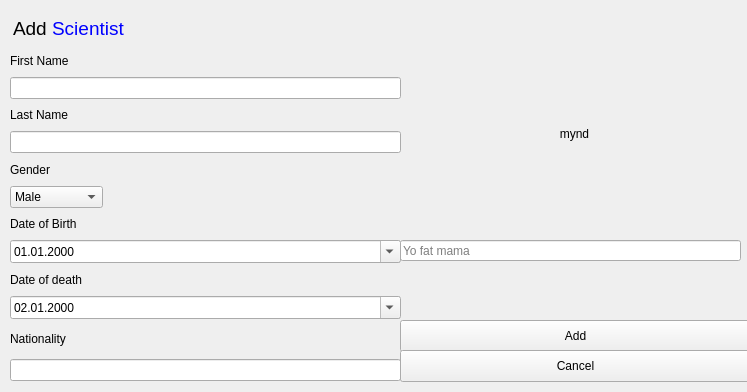
Qt form ui/scientistdialog.ui (VLN-H7/Skil3) before a commit.
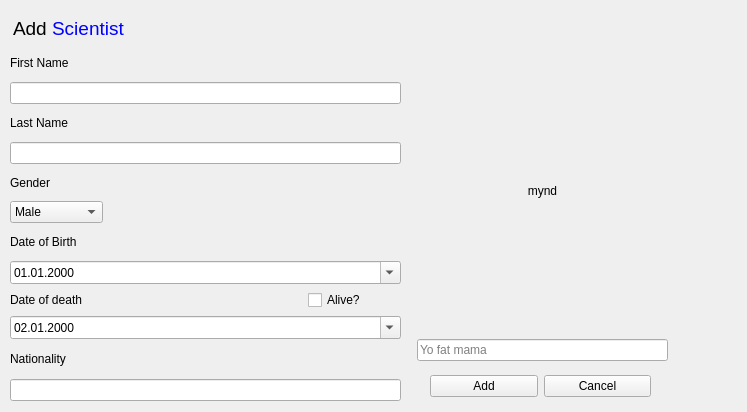
The same form after that commit.

Diff of the .ui file:
```diff
--- a/ui/scientistdialog.ui
+++ b/ui/scientistdialog.ui
@@ -7,63 +7,18 @@
     <x>0</x>
     <y>0</y>
     <width>747</width>
-    <height>392</height>
+    <height>412</height>
    </rect>
   </property>
   <property name="minimumSize">
    <size>
     <width>400</width>
-    <height>300</height>
+    <height>320</height>
    </size>
   </property>
   <property name="windowTitle">
    <string>ScientistDialog</string>
   </property>
-  <widget class="QPushButton" name="btnAdd">
-   <property name="geometry">
-    <rect>
-     <x>400</x>
-     <y>320</y>
-     <width>351</width>
-     <height>32</height>
-    </rect>
-   </property>
-   <property name="text">
-    <string>Add</string>
-   </property>
-   <property name="autoDefault">
-    <bool>false</bool>
-   </property>
-  </widget>
-  <widget class="QPushButton" name="btnCancel">
-   <property name="geometry">
-    <rect>
-     <x>400</x>
-     <y>350</y>
-     <width>351</width>
-     <height>32</height>
-    </rect>
-   </property>
-   <property name="text">
-    <string>Cancel</string>
-   </property>
-   <property name="autoDefault">
-    <bool>false</bool>
-   </property>
-  </widget>
-  <widget class="QLabel" name="sci_pic">
-   <property name="geometry">
-    <rect>
-     <x>414</x>
-     <y>100</y>
-     <width>321</width>
-     <height>68</height>
-    </rect>
-   </property>
-   <property name="text">
-    <string>&lt;html&gt;&lt;head/&gt;&lt;body&gt;&lt;p align=&quot;center&quot;&gt;mynd&lt;/p&gt;&lt;/body&gt;&lt;/html&gt;</string>
-   </property>
-  </widget>
   <widget class="QLabel" name="add_scientist_title">
    <property name="geometry">
     <rect>
@@ -77,26 +32,13 @@
     <string>&lt;html&gt;&lt;head/&gt;&lt;body&gt;&lt;p&gt;&lt;span style=&quot; font-size:14pt;&quot;&gt;Add &lt;/span&gt;&lt;span style=&quot; font-size:14pt; color:#0000ff;&quot;&gt;Scientist&lt;/span&gt;&lt;/p&gt;&lt;/body&gt;&lt;/html&gt;</string>
    </property>
   </widget>
-  <widget class="QLineEdit" name="inputImage">
-   <property name="geometry">
-    <rect>
-     <x>400</x>
-     <y>240</y>
-     <width>341</width>
-     <height>21</height>
-    </rect>
-   </property>
-   <property name="placeholderText">
-    <string>Yo fat mama</string>
-   </property>
-  </widget>
   <widget class="QWidget" name="layoutWidget">
    <property name="geometry">
     <rect>
      <x>10</x>
      <y>50</y>
      <width>391</width>
-     <height>331</height>
+     <height>351</height>
     </rect>
    </property>
    <layout class="QGridLayout" name="gridLayout">
@@ -235,6 +177,71 @@
     <item row="12" column="0" colspan="4">
      <widget class="QLineEdit" name="inputNationality"/>
     </item>
+    <item row="9" column="3">
+     <widget class="QCheckBox" name="checkBox_Alive">
+      <property name="text">
+       <string>Alive?</string>
+      </property>
+     </widget>
+    </item>
+   </layout>
+  </widget>
+  <widget class="QWidget" name="">
+   <property name="geometry">
+    <rect>
+     <x>430</x>
+     <y>370</y>
+     <width>221</width>
+     <height>32</height>
+    </rect>
+   </property>
+   <layout class="QHBoxLayout" name="horizontalLayout">
+    <item>
+     <widget class="QPushButton" name="btnAdd">
+      <property name="text">
+       <string>Add</string>
+      </property>
+      <property name="autoDefault">
+       <bool>false</bool>
+      </property>
+     </widget>
+    </item>
+    <item>
+     <widget class="QPushButton" name="btnCancel">
+      <property name="text">
+       <string>Cancel</string>
+      </property>
+      <property name="autoDefault">
+       <bool>false</bool>
+      </property>
+     </widget>
+    </item>
+   </layout>
+  </widget>
+  <widget class="QWidget" name="">
+   <property name="geometry">
+    <rect>
+     <x>417</x>
+     <y>50</y>
+     <width>251</width>
+     <height>311</height>
+    </rect>
+   </property>
+   <layout class="QGridLayout" name="gridLayout_2">
+    <item row="0" column="0">
+     <widget class="QLabel" name="sci_pic">
+      <property name="text">
+       <string>&lt;html&gt;&lt;head/&gt;&lt;body&gt;&lt;p align=&quot;center&quot;&gt;mynd&lt;/p&gt;&lt;/body&gt;&lt;/html&gt;</string>
+      </property>
+     </widget>
+    </item>
+    <item row="1" column="0">
+     <widget class="QLineEdit" name="inputImage">
+      <property name="placeholderText">
+       <string>Yo fat mama</string>
+      </property>
+     </widget>
+    </item>
    </layout>
   </widget>
  </widget>
```
Left out of the diff: 2 changed lines with no effect on the pictures.
